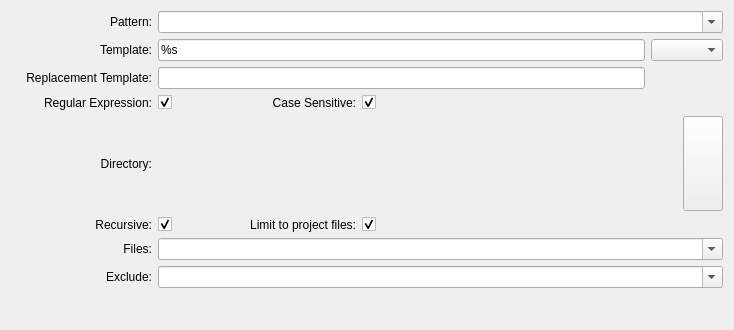
First picture: the form in plugins/grepview/grepwidget.ui, repository KDE/kdevelop, before the edit.
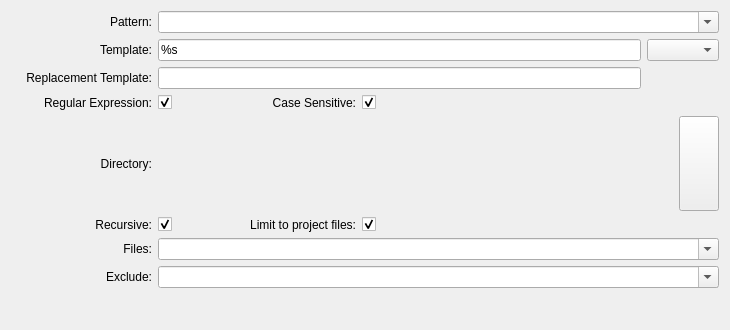
Second picture: the form after the edit. Custom widgets are drawn as their Qt base class.

Commit message:
Fixed minimum size of grepdialog
Long search patterns can no more enlarge the dialog automatically

Patch:
```diff
--- a/plugins/grepview/grepwidget.ui
+++ b/plugins/grepview/grepwidget.ui
@@ -18,10 +18,16 @@
   </property>
   <property name="minimumSize">
    <size>
-    <width>0</width>
+    <width>730</width>
     <height>0</height>
    </size>
   </property>
+  <property name="maximumSize">
+   <size>
+    <width>16777215</width>
+    <height>16777215</height>
+   </size>
+  </property>
   <property name="windowTitle">
    <string>Find-Replace In Files</string>
   </property>
@@ -41,6 +47,12 @@
    </item>
    <item row="0" column="1" colspan="5">
     <widget class="KComboBox" name="patternCombo">
+     <property name="sizePolicy">
+      <sizepolicy hsizetype="Preferred" vsizetype="Fixed">
+       <horstretch>0</horstretch>
+       <verstretch>0</verstretch>
+      </sizepolicy>
+     </property>
      <property name="toolTip">
       <string>Enter the regular expression you want to search for here.</string>
      </property>
```
